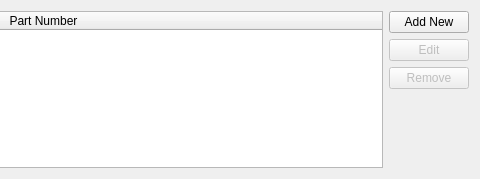
Qt form ui/widget_suppliers.ui (jwjulien/inventory) before a commit; both pictures show x 407 to 887 and y 0 to 179 of the 887 by 179 pixel window.
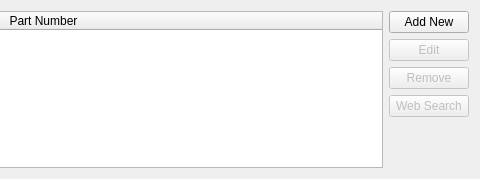
The same form after that commit.

Commit message: added button to launch product in webbrowser using supplier search template

Patch:
```diff
--- a/ui/widget_suppliers.ui
+++ b/ui/widget_suppliers.ui
@@ -78,6 +78,16 @@
        </property>
       </widget>
      </item>
+     <item>
+      <widget class="QPushButton" name="search">
+       <property name="enabled">
+        <bool>false</bool>
+       </property>
+       <property name="text">
+        <string>Web Search</string>
+       </property>
+      </widget>
+     </item>
      <item>
       <spacer name="verticalSpacer">
        <property name="orientation">
```
The commit also changes 2 other files.
